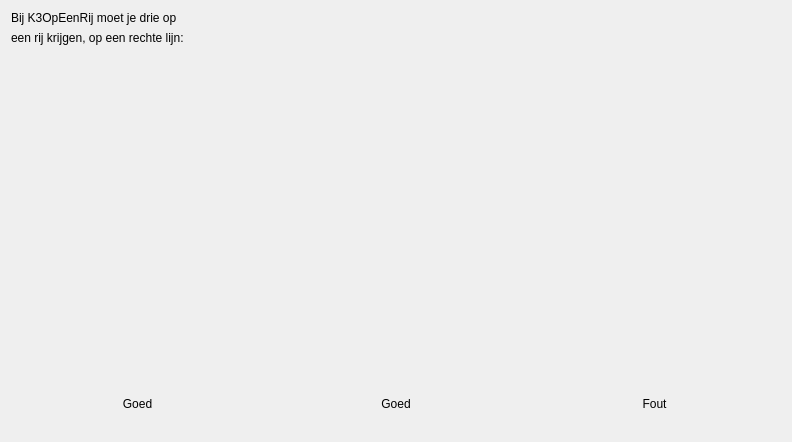
richelbilderbeek/ProjectRichelBilderbeek, file Games/GameK3OpEenRij/qtk3opeenrijinstructionsdialog.ui: the form before one commit.
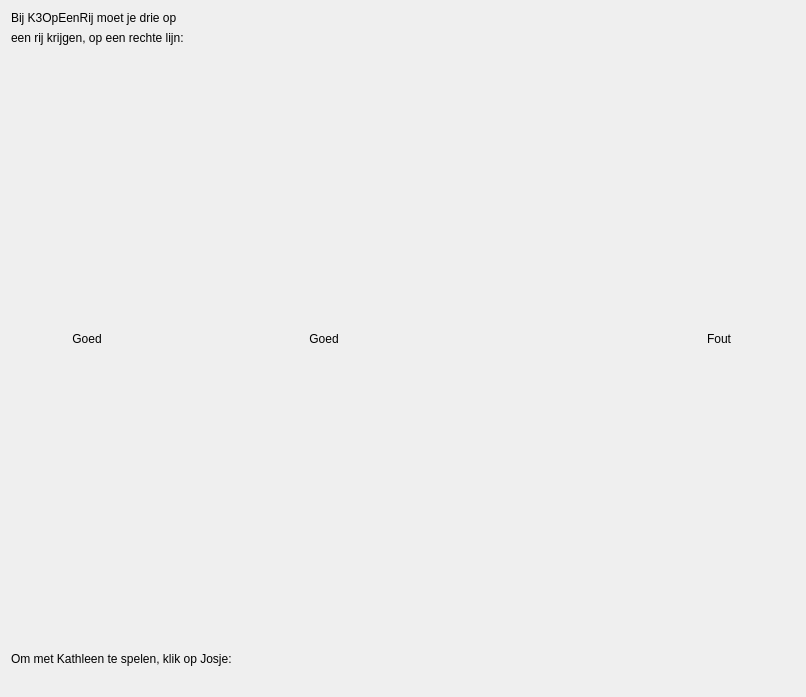
The form after the commit. Icons and pictures are not drawn.

```diff
--- a/Games/GameK3OpEenRij/qtk3opeenrijinstructionsdialog.ui
+++ b/Games/GameK3OpEenRij/qtk3opeenrijinstructionsdialog.ui
@@ -6,8 +6,8 @@
    <rect>
     <x>0</x>
     <y>0</y>
-    <width>792</width>
-    <height>442</height>
+    <width>806</width>
+    <height>697</height>
    </rect>
   </property>
   <property name="windowTitle">
@@ -25,7 +25,14 @@
 #ffcbdb</string>
   </property>
   <layout class="QGridLayout" name="gridLayout">
-   <item row="4" column="1">
+   <item row="6" column="0" colspan="5">
+    <widget class="QLabel" name="label_10">
+     <property name="text">
+      <string>Om met Kathleen te spelen, klik op Josje:</string>
+     </property>
+    </widget>
+   </item>
+   <item row="4" column="1" colspan="3">
     <widget class="QLabel" name="label_3">
      <property name="text">
       <string/>
@@ -35,31 +42,7 @@
      </property>
     </widget>
    </item>
-   <item row="1" column="0" colspan="3">
-    <widget class="QLabel" name="label_8">
-     <property name="text">
-      <string>een rij krijgen, op een rechte lijn:</string>
-     </property>
-    </widget>
-   </item>
-   <item row="3" column="1">
-    <widget class="QLabel" name="label_6">
-     <property name="text">
-      <string>Goed</string>
-     </property>
-     <property name="alignment">
-      <set>Qt::AlignCenter</set>
-     </property>
-    </widget>
-   </item>
-   <item row="0" column="0" colspan="3">
-    <widget class="QLabel" name="label">
-     <property name="text">
-      <string>Bij K3OpEenRij moet je drie op</string>
-     </property>
-    </widget>
-   </item>
-   <item row="3" column="2">
+   <item row="3" column="4">
     <widget class="QLabel" name="label_7">
      <property name="text">
       <string>Fout</string>
@@ -69,16 +52,6 @@
      </property>
     </widget>
    </item>
-   <item row="4" column="2">
-    <widget class="QLabel" name="label_4">
-     <property name="text">
-      <string/>
-     </property>
-     <property name="pixmap">
-      <pixmap resource="GameK3OpEenRij.qrc">:/images/K3OpEenRijInstructions3.png</pixmap>
-     </property>
-    </widget>
-   </item>
    <item row="4" column="0">
     <widget class="QLabel" name="label_2">
      <property name="text">
@@ -89,16 +62,6 @@
      </property>
     </widget>
    </item>
-   <item row="3" column="0">
-    <widget class="QLabel" name="label_5">
-     <property name="text">
-      <string>Goed</string>
-     </property>
-     <property name="alignment">
-      <set>Qt::AlignCenter</set>
-     </property>
-    </widget>
-   </item>
    <item row="2" column="0">
     <spacer name="verticalSpacer">
      <property name="orientation">
@@ -112,6 +75,86 @@
      </property>
     </spacer>
    </item>
+   <item row="3" column="1" colspan="2">
+    <widget class="QLabel" name="label_6">
+     <property name="text">
+      <string>Goed</string>
+     </property>
+     <property name="alignment">
+      <set>Qt::AlignCenter</set>
+     </property>
+    </widget>
+   </item>
+   <item row="7" column="2" rowspan="3" colspan="3">
+    <widget class="QLabel" name="label_12">
+     <property name="text">
+      <string/>
+     </property>
+     <property name="pixmap">
+      <pixmap resource="GameK3OpEenRij.qrc">:/images/K3OpEenRijKiesKathleen.png</pixmap>
+     </property>
+    </widget>
+   </item>
+   <item row="0" column="0" colspan="5">
+    <widget class="QLabel" name="label">
+     <property name="text">
+      <string>Bij K3OpEenRij moet je drie op</string>
+     </property>
+    </widget>
+   </item>
+   <item row="3" column="0">
+    <widget class="QLabel" name="label_5">
+     <property name="text">
+      <string>Goed</string>
+     </property>
+     <property name="alignment">
+      <set>Qt::AlignCenter</set>
+     </property>
+    </widget>
+   </item>
+   <item row="4" column="4">
+    <widget class="QLabel" name="label_4">
+     <property name="text">
+      <string/>
+     </property>
+     <property name="pixmap">
+      <pixmap resource="GameK3OpEenRij.qrc">:/images/K3OpEenRijInstructions3.png</pixmap>
+     </property>
+    </widget>
+   </item>
+   <item row="7" column="0" rowspan="3" colspan="2">
+    <widget class="QLabel" name="label_11">
+     <property name="text">
+      <string/>
+     </property>
+     <property name="pixmap">
+      <pixmap resource="GameK3OpEenRij.qrc">:/images/K3OpEenRijKiesJosje.png</pixmap>
+     </property>
+     <property name="alignment">
+      <set>Qt::AlignRight|Qt::AlignTrailing|Qt::AlignVCenter</set>
+     </property>
+    </widget>
+   </item>
+   <item row="1" column="0" colspan="5">
+    <widget class="QLabel" name="label_8">
+     <property name="text">
+      <string>een rij krijgen, op een rechte lijn:</string>
+     </property>
+    </widget>
+   </item>
+   <item row="5" column="0">
+    <spacer name="verticalSpacer_2">
+     <property name="orientation">
+      <enum>Qt::Vertical</enum>
+     </property>
+     <property name="sizeHint" stdset="0">
+      <size>
+       <width>20</width>
+       <height>40</height>
+      </size>
+     </property>
+    </spacer>
+   </item>
   </layout>
  </widget>
  <resources>
```
